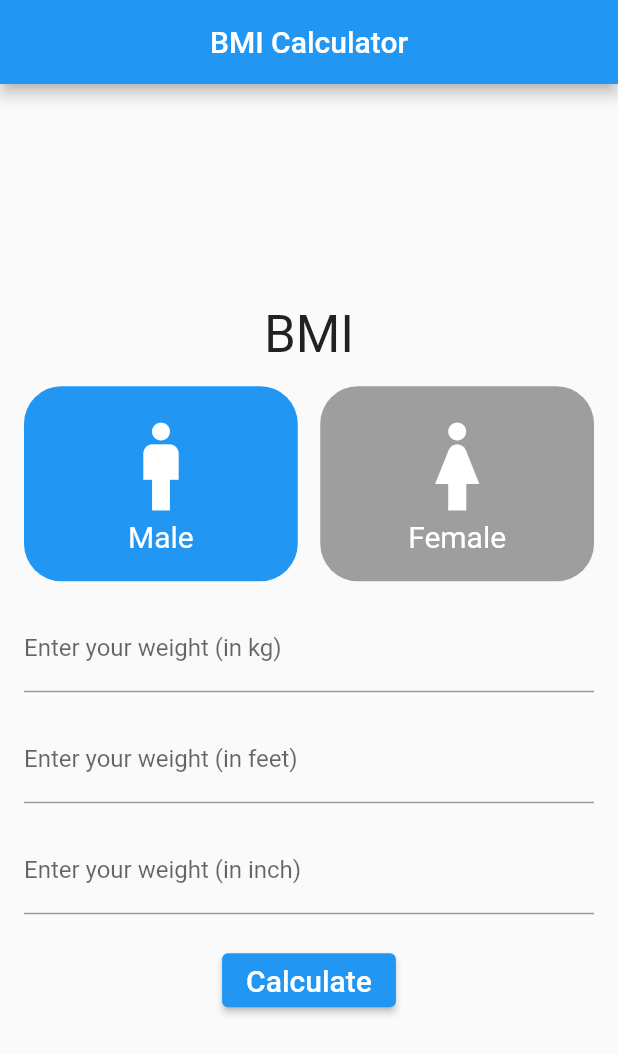
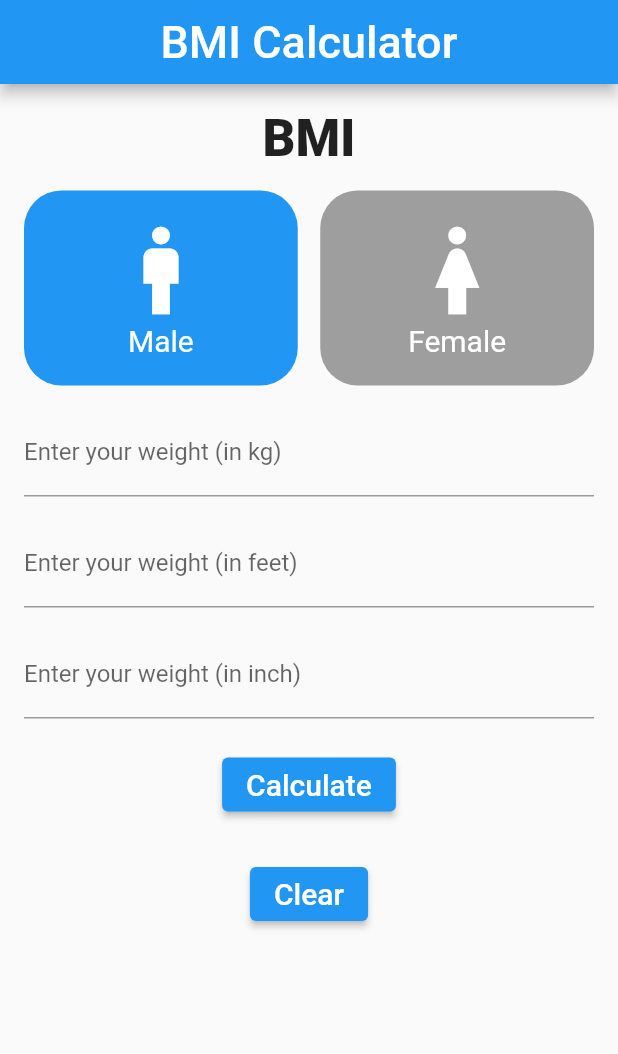
Before and after one commit to Tofazzal-2443/BMI_Calculator_Application, a Flutter app: the screen it shows after launch, after a tap on "Calculate", on a phone screen of 412 x 824 dp. Shown: the top 1054 px of the screen. Run offline on Flutter 3.47's test engine with Material 2 defaults, Android fonts, the phone set to English and light mode, and no system bars; our stand-ins replace percent_indicator.

Commit message:
home page provider add

```diff
--- a/lib/pages/home_page.dart
+++ b/lib/pages/home_page.dart
@@ -1,9 +1,11 @@
+import 'package:bmi_calculator/pages/result_page.dart';
 import 'package:bmi_calculator/provider/bmi_provider.dart';
 import 'package:flutter/material.dart';
 import 'package:provider/provider.dart';
 
 class HomePage extends StatefulWidget {
   const HomePage({super.key});
+
   static const String routeName = '/homePage';
 
   @override
@@ -11,22 +13,20 @@ class HomePage extends StatefulWidget {
 }
 
 class _HomePageState extends State<HomePage> {
-
-
   bool isMale = true;
 
   @override
   Widget build(BuildContext context) {
-
     final provider = Provider.of<BmiProvider>(context, listen: false);
 
     return Scaffold(
       appBar: AppBar(
-        title: const Text("BMI Calculator"),
+        title: const Text("BMI Calculator", style: TextStyle(fontSize: 30),),
         centerTitle: true,
       ),
       body: Padding(
         padding: const EdgeInsets.all(16),
+        child: SingleChildScrollView(
           child: Column(
             mainAxisAlignment: MainAxisAlignment.center,
             children: [
@@ -34,6 +34,7 @@ class _HomePageState extends State<HomePage> {
                 'BMI',
                 style: TextStyle(
                   fontSize: 34,
+                  fontWeight: FontWeight.w900,
                 ),
               ),
               SizedBox(
@@ -117,7 +118,6 @@ class _HomePageState extends State<HomePage> {
                 ),
                 keyboardType: TextInputType.number,
                 textInputAction: TextInputAction.next,
-
               ),
               SizedBox(
                 height: 15,
@@ -144,13 +144,29 @@ class _HomePageState extends State<HomePage> {
                 height: 20,
               ),
               ElevatedButton(
-              onPressed: () {},
+                onPressed: () {
+                  provider.bmiCalculation();
+                  Navigator.pushNamed(context, ResultPage.routeName);
+                },
                 child: Text(
                   "Calculate",
                   style: TextStyle(fontSize: 20),
                 ),
               ),
+              SizedBox(
+                height: 25,
+              ),
+
+              ElevatedButton(
+                  onPressed: () {
+                    provider.clearField();
+                  },
+                  child: Text(
+                    'Clear',
+                    style: TextStyle(fontSize: 20),
+                  ),),
             ],
+          ),
         ),
       ),
     );
```
Lines whose indentation alone changed are shown as unchanged.
